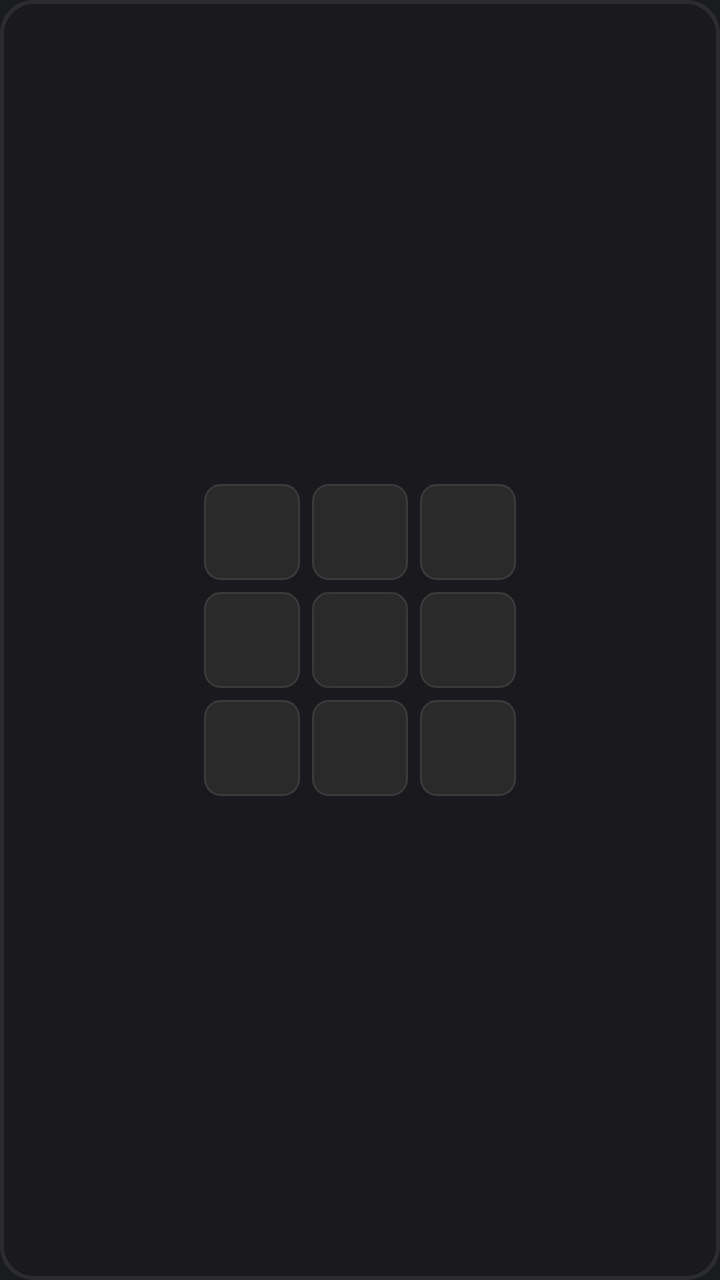
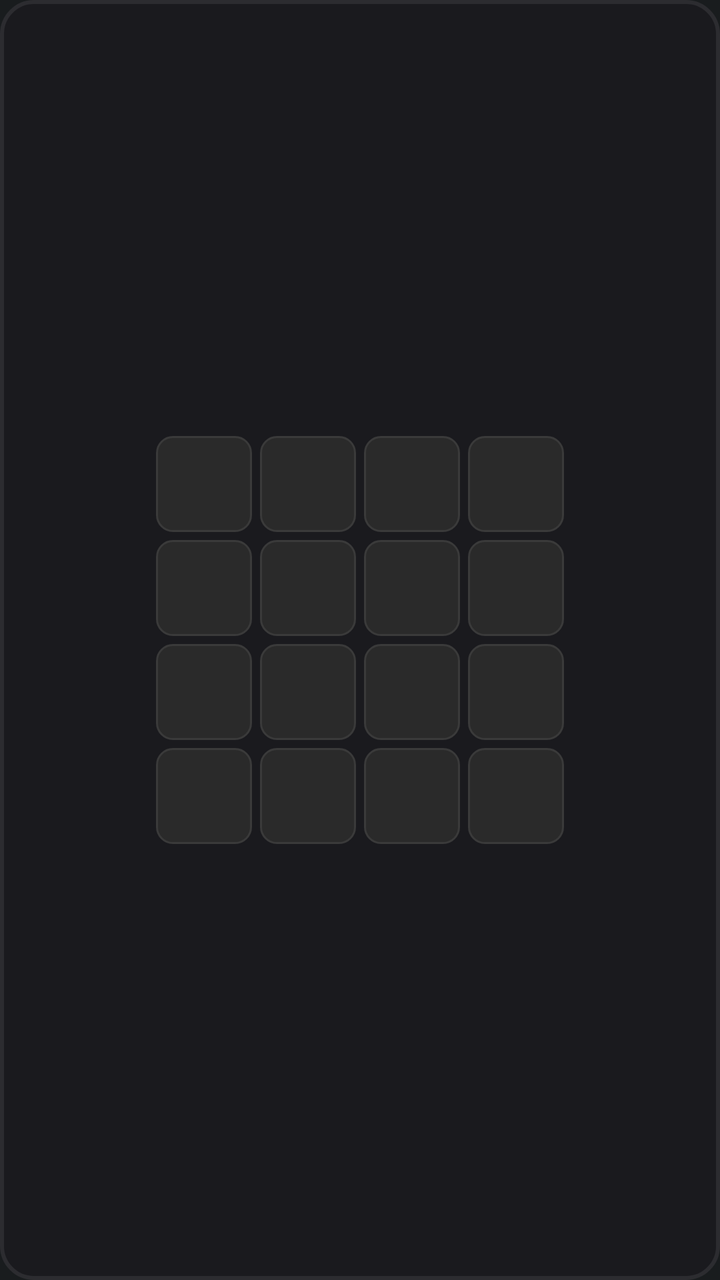

Screens rendered from an Android XML layout before and after an edit, with the pre-edit source and the edit as a unified diff.
<!-- AndroidManifest.xml: application theme android:Theme.DeviceDefault -->
<!-- res/layout/remote_grid_3x3.xml -->
<?xml version="1.0" encoding="utf-8"?>
<LinearLayout xmlns:android="http://schemas.android.com/apk/res/android"
    android:id="@+id/widget_root"
    android:layout_width="match_parent"
    android:layout_height="match_parent"
    android:orientation="vertical"
    android:gravity="center"
    android:background="@drawable/remote_widget_bg"
    android:padding="4dp">

    <TextView
        android:id="@+id/txt_title"
        android:layout_width="match_parent"
        android:layout_height="wrap_content"
        android:text="TV Remote"
        android:textColor="#FFFFFF"
        android:textSize="10sp"
        android:gravity="center"
        android:maxLines="1"
        android:visibility="gone" />

    <TextView
        android:id="@+id/txt_status"
        android:layout_width="match_parent"
        android:layout_height="wrap_content"
        android:text=""
        android:textColor="#AAFFFFFF"
        android:textSize="9sp"
        android:gravity="center"
        android:maxLines="1"
        android:visibility="gone" />

        <LinearLayout
            android:layout_width="wrap_content"
            android:layout_height="wrap_content"
            android:layout_gravity="center_horizontal"
            android:orientation="horizontal">

            <ImageView
                android:id="@+id/cell_0_0"
                android:layout_width="48dp"
                android:layout_height="48dp"
                android:layout_margin="3dp"
                android:background="@drawable/remote_button_bg"
                android:padding="4dp"
                android:scaleType="fitCenter" />
            <ImageView
                android:id="@+id/cell_0_1"
                android:layout_width="48dp"
                android:layout_height="48dp"
                android:layout_margin="3dp"
                android:background="@drawable/remote_button_bg"
                android:padding="4dp"
                android:scaleType="fitCenter" />
            <ImageView
                android:id="@+id/cell_0_2"
                android:layout_width="48dp"
                android:layout_height="48dp"
                android:layout_margin="3dp"
                android:background="@drawable/remote_button_bg"
                android:padding="4dp"
                android:scaleType="fitCenter" />
        </LinearLayout>
        <LinearLayout
            android:layout_width="wrap_content"
            android:layout_height="wrap_content"
            android:layout_gravity="center_horizontal"
            android:orientation="horizontal">

            <ImageView
                android:id="@+id/cell_1_0"
                android:layout_width="48dp"
                android:layout_height="48dp"
                android:layout_margin="3dp"
                android:background="@drawable/remote_button_bg"
                android:padding="4dp"
                android:scaleType="fitCenter" />
            <ImageView
                android:id="@+id/cell_1_1"
                android:layout_width="48dp"
                android:layout_height="48dp"
                android:layout_margin="3dp"
                android:background="@drawable/remote_button_bg"
                android:padding="4dp"
                android:scaleType="fitCenter" />
            <ImageView
                android:id="@+id/cell_1_2"
                android:layout_width="48dp"
                android:layout_height="48dp"
                android:layout_margin="3dp"
                android:background="@drawable/remote_button_bg"
                android:padding="4dp"
                android:scaleType="fitCenter" />
        </LinearLayout>
        <LinearLayout
            android:layout_width="wrap_content"
            android:layout_height="wrap_content"
            android:layout_gravity="center_horizontal"
            android:orientation="horizontal">

            <ImageView
                android:id="@+id/cell_2_0"
                android:layout_width="48dp"
                android:layout_height="48dp"
                android:layout_margin="3dp"
                android:background="@drawable/remote_button_bg"
                android:padding="4dp"
                android:scaleType="fitCenter" />
            <ImageView
                android:id="@+id/cell_2_1"
                android:layout_width="48dp"
                android:layout_height="48dp"
                android:layout_margin="3dp"
                android:background="@drawable/remote_button_bg"
                android:padding="4dp"
                android:scaleType="fitCenter" />
            <ImageView
                android:id="@+id/cell_2_2"
                android:layout_width="48dp"
                android:layout_height="48dp"
                android:layout_margin="3dp"
                android:background="@drawable/remote_button_bg"
                android:padding="4dp"
                android:scaleType="fitCenter" />
        </LinearLayout>
</LinearLayout>
<!-- resources referenced by this layout -->
<resources>
  <!-- drawable remote_button_bg (drawable) -->
  <?xml version="1.0" encoding="utf-8"?>
  <selector xmlns:android="http://schemas.android.com/apk/res/android">
      <item android:state_pressed="true">
          <shape android:shape="rectangle">
              <solid android:color="#555555" />
              <corners android:radius="8dp" />
              <stroke android:width="1dp" android:color="#777777" />
          </shape>
      </item>
      <item>
          <shape android:shape="rectangle">
              <solid android:color="#2A2A2A" />
              <corners android:radius="8dp" />
              <stroke android:width="1dp" android:color="#3A3A3A" />
          </shape>
      </item>
  </selector>
  <!-- drawable remote_widget_bg (drawable) -->
  <?xml version="1.0" encoding="utf-8"?>
  <shape xmlns:android="http://schemas.android.com/apk/res/android"
      android:shape="rectangle">
      <solid android:color="#1A1A1E" />
      <corners android:radius="16dp" />
      <stroke android:width="2dp" android:color="#2C2C30" />
  </shape>
</resources>

<!-- the commit's change to res/layout/remote_grid_3x3.xml (unified diff, before → after) -->
@@ -6,7 +6,7 @@
     android:orientation="vertical"
     android:gravity="center"
     android:background="@drawable/remote_widget_bg"
-    android:padding="4dp">
+    android:padding="2dp">
 
     <TextView
         android:id="@+id/txt_title"
@@ -40,7 +40,7 @@
                 android:id="@+id/cell_0_0"
                 android:layout_width="48dp"
                 android:layout_height="48dp"
-                android:layout_margin="3dp"
+                android:layout_margin="2dp"
                 android:background="@drawable/remote_button_bg"
                 android:padding="4dp"
                 android:scaleType="fitCenter" />
@@ -48,7 +48,7 @@
                 android:id="@+id/cell_0_1"
                 android:layout_width="48dp"
                 android:layout_height="48dp"
-                android:layout_margin="3dp"
+                android:layout_margin="2dp"
                 android:background="@drawable/remote_button_bg"
                 android:padding="4dp"
                 android:scaleType="fitCenter" />
@@ -56,7 +56,15 @@
                 android:id="@+id/cell_0_2"
                 android:layout_width="48dp"
                 android:layout_height="48dp"
-                android:layout_margin="3dp"
+                android:layout_margin="2dp"
+                android:background="@drawable/remote_button_bg"
+                android:padding="4dp"
+                android:scaleType="fitCenter" />
+            <ImageView
+                android:id="@+id/cell_0_3"
+                android:layout_width="48dp"
+                android:layout_height="48dp"
+                android:layout_margin="2dp"
                 android:background="@drawable/remote_button_bg"
                 android:padding="4dp"
                 android:scaleType="fitCenter" />
@@ -71,7 +79,7 @@
                 android:id="@+id/cell_1_0"
                 android:layout_width="48dp"
                 android:layout_height="48dp"
-                android:layout_margin="3dp"
+                android:layout_margin="2dp"
                 android:background="@drawable/remote_button_bg"
                 android:padding="4dp"
                 android:scaleType="fitCenter" />
@@ -79,7 +87,7 @@
                 android:id="@+id/cell_1_1"
                 android:layout_width="48dp"
                 android:layout_height="48dp"
-                android:layout_margin="3dp"
+                android:layout_margin="2dp"
                 android:background="@drawable/remote_button_bg"
                 android:padding="4dp"
                 android:scaleType="fitCenter" />
@@ -87,7 +95,15 @@
                 android:id="@+id/cell_1_2"
                 android:layout_width="48dp"
                 android:layout_height="48dp"
-                android:layout_margin="3dp"
+                android:layout_margin="2dp"
+                android:background="@drawable/remote_button_bg"
+                android:padding="4dp"
+                android:scaleType="fitCenter" />
+            <ImageView
+                android:id="@+id/cell_1_3"
+                android:layout_width="48dp"
+                android:layout_height="48dp"
+                android:layout_margin="2dp"
                 android:background="@drawable/remote_button_bg"
                 android:padding="4dp"
                 android:scaleType="fitCenter" />
@@ -102,7 +118,7 @@
                 android:id="@+id/cell_2_0"
                 android:layout_width="48dp"
                 android:layout_height="48dp"
-                android:layout_margin="3dp"
+                android:layout_margin="2dp"
                 android:background="@drawable/remote_button_bg"
                 android:padding="4dp"
                 android:scaleType="fitCenter" />
@@ -110,7 +126,7 @@
                 android:id="@+id/cell_2_1"
                 android:layout_width="48dp"
                 android:layout_height="48dp"
-                android:layout_margin="3dp"
+                android:layout_margin="2dp"
                 android:background="@drawable/remote_button_bg"
                 android:padding="4dp"
                 android:scaleType="fitCenter" />
@@ -118,7 +134,54 @@
                 android:id="@+id/cell_2_2"
                 android:layout_width="48dp"
                 android:layout_height="48dp"
-                android:layout_margin="3dp"
+                android:layout_margin="2dp"
+                android:background="@drawable/remote_button_bg"
+                android:padding="4dp"
+                android:scaleType="fitCenter" />
+            <ImageView
+                android:id="@+id/cell_2_3"
+                android:layout_width="48dp"
+                android:layout_height="48dp"
+                android:layout_margin="2dp"
+                android:background="@drawable/remote_button_bg"
+                android:padding="4dp"
+                android:scaleType="fitCenter" />
+        </LinearLayout>
+        <LinearLayout
+            android:layout_width="wrap_content"
+            android:layout_height="wrap_content"
+            android:layout_gravity="center_horizontal"
+            android:orientation="horizontal">
+
+            <ImageView
+                android:id="@+id/cell_3_0"
+                android:layout_width="48dp"
+                android:layout_height="48dp"
+                android:layout_margin="2dp"
+                android:background="@drawable/remote_button_bg"
+                android:padding="4dp"
+                android:scaleType="fitCenter" />
+            <ImageView
+                android:id="@+id/cell_3_1"
+                android:layout_width="48dp"
+                android:layout_height="48dp"
+                android:layout_margin="2dp"
+                android:background="@drawable/remote_button_bg"
+                android:padding="4dp"
+                android:scaleType="fitCenter" />
+            <ImageView
+                android:id="@+id/cell_3_2"
+                android:layout_width="48dp"
+                android:layout_height="48dp"
+                android:layout_margin="2dp"
+                android:background="@drawable/remote_button_bg"
+                android:padding="4dp"
+                android:scaleType="fitCenter" />
+            <ImageView
+                android:id="@+id/cell_3_3"
+                android:layout_width="48dp"
+                android:layout_height="48dp"
+                android:layout_margin="2dp"
                 android:background="@drawable/remote_button_bg"
                 android:padding="4dp"
                 android:scaleType="fitCenter" />
